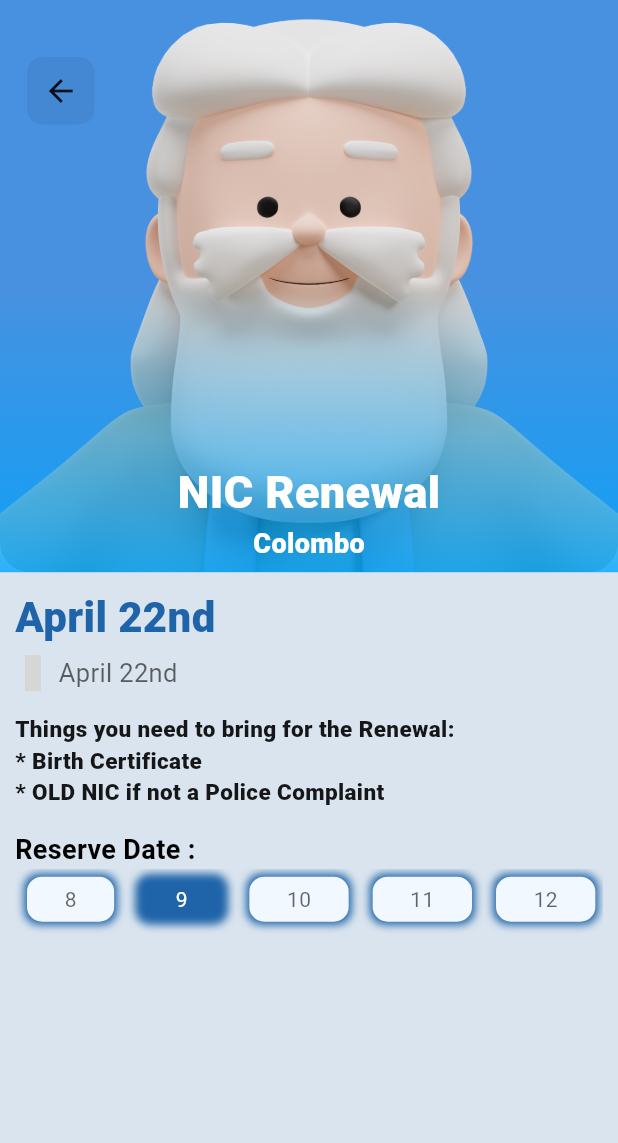
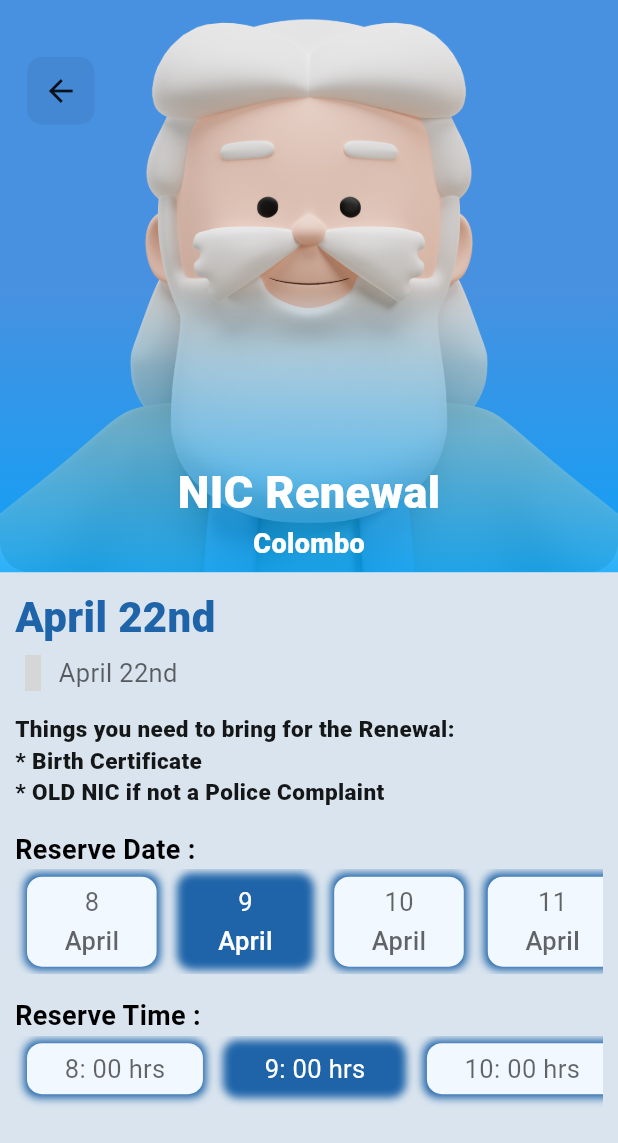
Before and after one commit to methjaya/appointmentLK_Sahansa, a Flutter app: the OpenScreen screen opened by its route, on a phone screen of 412 x 824 dp. Shown: the top 1143 px of the screen. Run offline on Flutter 3.47's test engine with Material 3 defaults, Android fonts, the phone set to English and light mode, and no system bars; our stand-ins replace material_design_icons_flutter; grey boxes are pictures that could not be loaded.

Commit message:
time section added

```diff
--- a/lib/screens/openScreen.dart
+++ b/lib/screens/openScreen.dart
@@ -218,16 +218,91 @@ class OpenScreen extends StatelessWidget {
                                     Text(
                                       "${index + 8}",
                                       style: TextStyle(
+                                        fontSize: 17,
                                         color: index == 1
                                             ? whiteColor
                                             : blackColor.withOpacity(0.6),
                                       ),
-                                      )
-                                    ]),
+                                    ),
+                                    SizedBox(height: 2),
+                                    Text(
+                                      "April",
+                                      style: TextStyle(
+                                        fontSize: 17,
+                                        fontWeight: FontWeight.w500,
+                                        color: index == 1
+                                            ? whiteColor
+                                            : blackColor.withOpacity(0.6),
+                                      ),
+                                    ),
+                                  ],
+                                ),
                               )
                             ],
                           );
                         })),
+
+                //3rd
+
+                SizedBox(height: 15),
+                Text(
+                  "Reserve Time : ",
+                  style: TextStyle(
+                    fontSize: 18,
+                    color: blackColor,
+                    fontWeight: FontWeight.w700,
+                  ),
+                ),
+
+                //new 3rd things
+                Container(
+                    height: 70,
+                    child: ListView.builder(
+                        shrinkWrap: true,
+                        scrollDirection: Axis.horizontal,
+                        itemCount: 6,
+                        itemBuilder: (context, index) {
+                          return Column(
+                            children: [
+                              Container(
+                                margin: EdgeInsets.symmetric(
+                                    horizontal: 8, vertical: 5),
+                                padding: EdgeInsets.symmetric(
+                                    vertical: 5, horizontal: 25),
+                                decoration: BoxDecoration(
+                                    color: index == 1
+                                        ? prColor
+                                        : Color(0xFFF2F8FF),
+                                    borderRadius: BorderRadius.circular(10),
+                                    boxShadow: [
+                                      BoxShadow(
+                                        color:
+                                            Color.fromARGB(255, 31, 100, 169),
+                                        blurRadius: 4,
+                                        spreadRadius: 2,
+                                      )
+                                    ]),
+                                child: Column(
+                                  mainAxisAlignment:
+                                      MainAxisAlignment.spaceBetween,
+                                  children: [
+                                    Text(
+                                      "${index + 8}: 00 hrs",
+                                      style: TextStyle(
+                                        fontSize: 17,
+                                        color: index == 1
+                                            ? whiteColor
+                                            : blackColor.withOpacity(0.6),
+                                      ),
+                                    ),
+                                  ],
+                                ),
+                              )
+                            ],
+                          );
+                        })),
+
+                SizedBox(height: 10),
               ],
             ),
           ),
```
Lines whose indentation alone changed are shown as unchanged.
